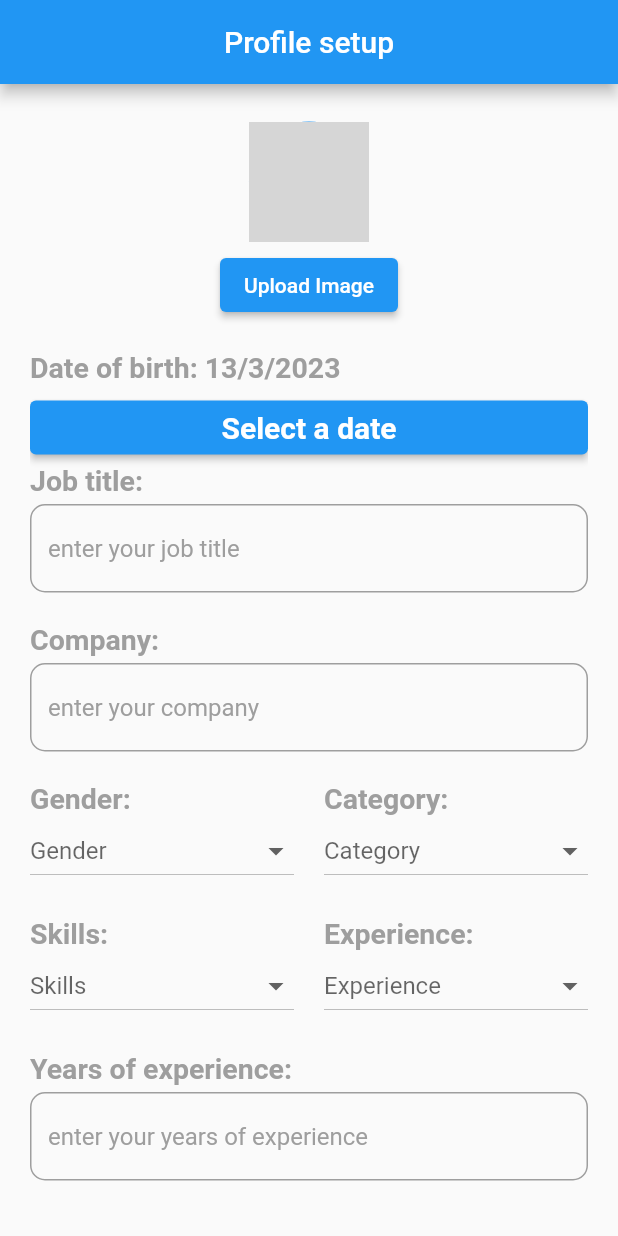
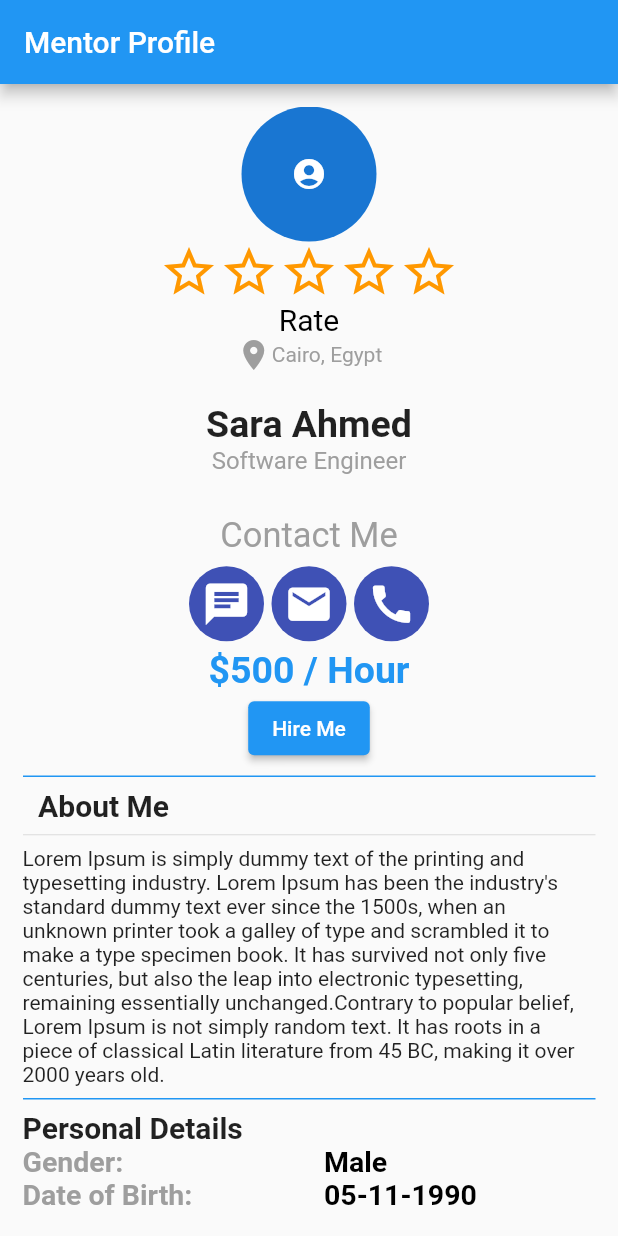
Before and after one commit to MAmin2001/Consultation_GP, a Flutter app: the screen it shows after launch, on a phone screen of 412 x 824 dp. Run offline on Flutter 3.47's test engine with Material 2 defaults, Android fonts, the phone set to English and light mode, and no system bars; drawn by our look-alikes of flutter_rating_bar; our stand-ins replace get, image_picker; grey boxes are pictures that could not be loaded.

Commit message:
Merge pull request #3 from MAmin2001/mentor_profile_setup
profileSetup_commit_amin_

```diff
--- a/lib/main.dart
+++ b/lib/main.dart
@@ -1,5 +1,6 @@
 import 'package:consultation_gp/modules/login/login_screen/login.dart';
 import 'package:consultation_gp/modules/mentor/mentor_reg/mentor_reg.dart';
+import 'package:consultation_gp/modules/mentor/mentor_show_profile/show_mentor_profile.dart';
 import 'package:consultation_gp/modules/mentor/profile_setup/profile_setup.dart';
 import 'package:flutter/material.dart';
 
@@ -14,7 +15,7 @@ class MyApp extends StatelessWidget {
   @override
   Widget build(BuildContext context) {
     return MaterialApp(
-      home: ProfileSetup(),
+      home: ShowMentorProfile(),
       debugShowCheckedModeBanner: false,
     );
   }
--- /dev/null
+++ b/lib/modules/mentor/mentor_show_profile/show_mentor_profile.dart
@@ -0,0 +1,226 @@
+import 'package:flutter/material.dart';
+import 'package:flutter_rating_bar/flutter_rating_bar.dart';
+class ShowMentorProfile extends StatefulWidget {
+
+  @override
+  State<ShowMentorProfile> createState() => _ShowMentorProfileState();
+}
+
+class _ShowMentorProfileState extends State<ShowMentorProfile> {
+  @override
+  double? _ratingValue;
+  Widget build(BuildContext context) {
+
+    return  Scaffold(
+      appBar: AppBar(title: Text("Mentor Profile"),),
+      body: Padding(
+        padding: const EdgeInsets.all(15.0),
+        child: Center(
+          child: SingleChildScrollView(
+            child: Column(
+              children: [
+                Container(
+                  width: 90,
+                  height: 90,
+                  child: CircleAvatar(
+                    child: Icon(Icons.account_circle_rounded),
+                  ),
+                ),
+                RatingBar(
+                    initialRating: 0,
+                    direction: Axis.horizontal,
+                    allowHalfRating: true,
+                    itemCount: 5,
+                    ratingWidget: RatingWidget(
+                        full: const Icon(Icons.star, color: Colors.orange),
+                        half: const Icon(
+                          Icons.star_half,
+                          color: Colors.orange,
+                        ),
+                        empty: const Icon(
+                          Icons.star_outline,
+                          color: Colors.orange,
+                        )),
+                    onRatingUpdate: (value) {
+                      setState(() {
+                        _ratingValue = value;
+                      });
+                    }),
+                const SizedBox(height: 0.5),
+                // Display the rate in number
+                Container(
+                  child: Text(
+                    _ratingValue != null ? _ratingValue.toString() : 'Rate',
+                    style: const TextStyle(color: Colors.black, fontSize: 20),
+                  ),
+                ),
+                Row(
+                  mainAxisAlignment: MainAxisAlignment.center,
+                  children: [
+                    Icon(color: Colors.grey,
+                        Icons.location_on),
+                    Text(
+                        style: TextStyle(color: Colors.grey),
+                        "Cairo, Egypt"),
+                  ],
+                ),
+                SizedBox(height: 20,),
+                Text(
+                    style: TextStyle(fontSize: 25,fontWeight: FontWeight.bold),
+                    "Sara Ahmed"),
+                Text(
+                    style: TextStyle(
+                        fontSize: 16,
+                        color: Colors.grey),
+                    "Software Engineer"),
+                SizedBox(height: 27,),
+                Text(
+                    style: TextStyle(
+                        color:
+                        Colors.grey,
+                        fontSize: 23),
+                    "Contact Me"),
+                SizedBox(height: 7,),
+                Row(
+                  mainAxisAlignment: MainAxisAlignment.center,
+                  children: [
+                    Container(
+                      width: 50,
+                      height: 50,
+                      decoration: BoxDecoration(
+                          color: Colors.indigo,
+                        shape: BoxShape.circle
+                      ),
+
+                      child: IconButton(
+                      onPressed: (){},
+                       icon: Icon(
+                         color: Colors.white,
+                         size: 33,
+                           Icons.chat)),
+                    ),
+                    SizedBox(width: 5,),
+                    Container(
+                      width: 50,
+                      height: 50,
+                      decoration: BoxDecoration(
+                          color: Colors.indigo,
+                          shape: BoxShape.circle
+                      ),
+
+                      child: IconButton(
+                          onPressed: (){},
+                          icon: Icon(
+                              color: Colors.white,
+                              size: 33,
+                              Icons.email)),
+                    ),
+                    SizedBox(width: 5,),
+                    Container(
+                      width: 50,
+                      height: 50,
+                      decoration: BoxDecoration(
+                          color: Colors.indigo,
+                          shape: BoxShape.circle
+                      ),
+
+                      child: IconButton(
+                          onPressed: (){},
+                          icon: Icon(
+                              color: Colors.white,
+                              size: 33,
+                              Icons.call)),
+                    ),
+
+                  ],
+                ),
+                SizedBox(height: 5,),
+                Text(
+                  style: TextStyle(
+                    color: Colors.blue,
+                    fontSize: 25,
+                    fontWeight: FontWeight.bold,
+                  ),
+                    "\$500 / Hour"),
+                ElevatedButton(
+                    onPressed: (){}, child: Text("Hire Me")),
+                Divider(
+                  color: Colors.blue,
+                  thickness: 1,
+                ),
+                Text(
+                    style: TextStyle(
+                      fontSize: 20,
+                      fontWeight: FontWeight.bold,
+                    ),
+                    "About Me                                                       "),
+                Divider(),
+                Text("Lorem Ipsum is simply dummy text of the printing and typesetting industry. Lorem Ipsum has been the industry's standard dummy text ever since the 1500s, when an unknown printer took a galley of type and scrambled it to make a type specimen book. It has survived not only five centuries, but also the leap into electronic typesetting, remaining essentially unchanged.Contrary to popular belief, Lorem Ipsum is not simply random text. It has roots in a piece of classical Latin literature from 45 BC, making it over 2000 years old."),
+                Divider(
+                  color: Colors.blue,
+                  thickness: 1,
+                ),
+                Text(
+                    style: TextStyle(
+                      fontSize: 20,
+                      fontWeight: FontWeight.bold,
+                    ),
+                    "Personal Details                                                       "),
+                Row(
+                  children: [
+                    Expanded(
+                      child: Text(
+                          style: TextStyle(
+                            fontWeight: FontWeight.bold,
+                            fontSize: 19,
+                            color: Colors.grey,
+                          ),
+                          "Gender: "),
+                    ),
+                    SizedBox(width: 20.0,),
+                    Expanded(
+                      child:  Text(
+                          style: TextStyle(
+                            fontWeight: FontWeight.bold,
+                            fontSize: 19,
+                            color: Colors.black,
+                          ),
+                          "Male"),
+                    ),
+                    SizedBox(height: 5.0,),
+                  ],
+                ),
+                SizedBox(width: 5.0,),
+                Row(
+                  children: [
+                    Expanded(
+                      child: Text(
+                          style: TextStyle(
+                            fontWeight: FontWeight.bold,
+                            fontSize: 19,
+                            color: Colors.grey,
+                          ),
+                          "Date of Birth: "),
+                    ),
+                    SizedBox(width: 20.0,),
+                    Expanded(
+                      child:  Text(
+                          style: TextStyle(
+                            fontWeight: FontWeight.bold,
+                            fontSize: 19,
+                            color: Colors.black,
+                          ),
+                          "05-11-1990"),
+                    ),
+                    SizedBox(height: 5.0,),
+                  ],
+                ),
+                SizedBox(height: 20.0,),
+              ],
+            ),
+          ),
+        ),
+      ),
+    );
+  }
+}
```
Also changed, not shown: pubspec.lock.
